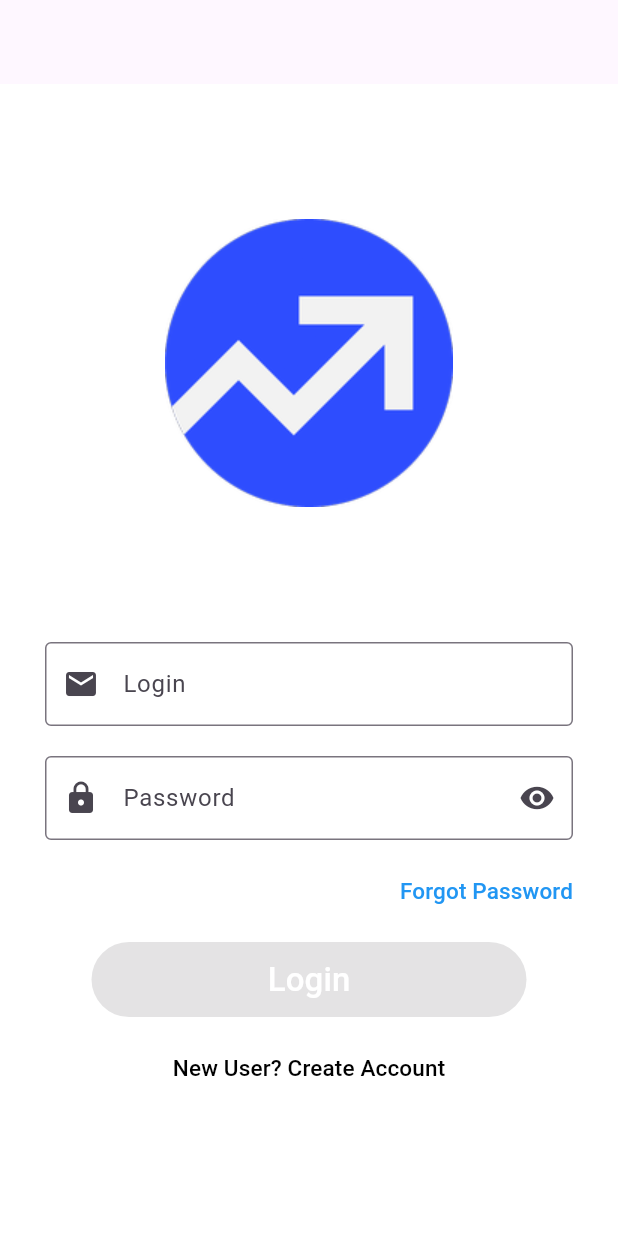
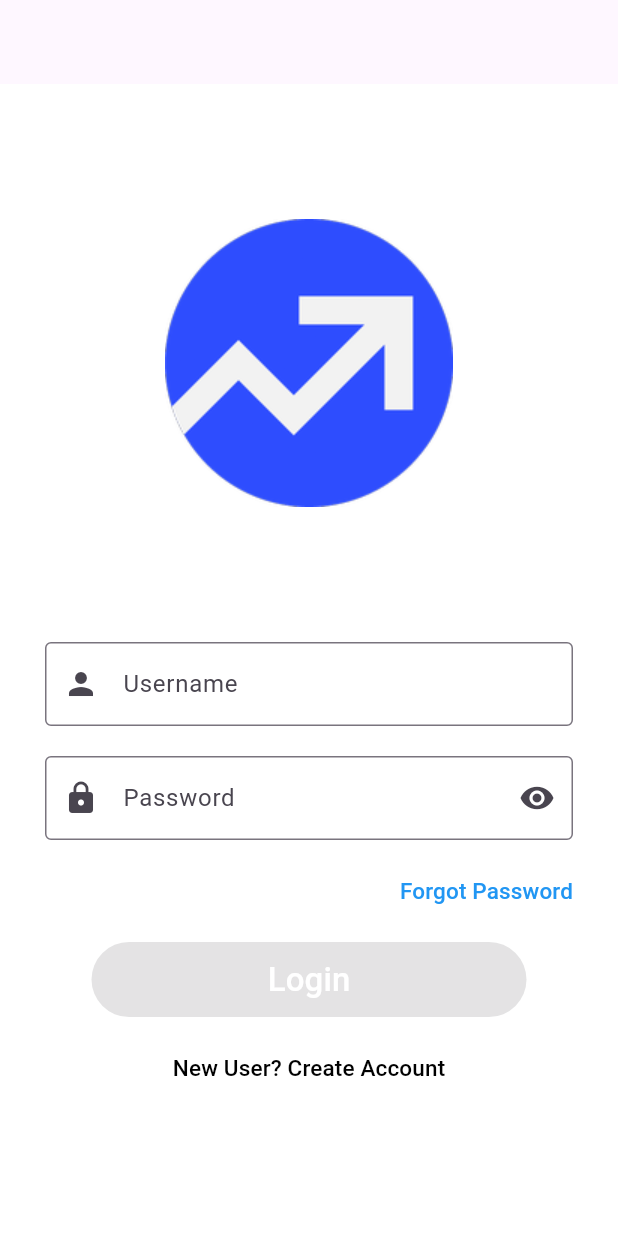
Before and after one commit to ciIHeB/stock, a Flutter app: the screen it shows after launch, on a phone screen of 412 x 824 dp. Run offline on Flutter 3.47's test engine with Material 3 defaults, Android fonts, the phone set to English and light mode, and no system bars; our stand-ins replace google_fonts.

Commit message:
feat: update login to use username
- Update LoginPage.dart to use 'Username' instead of 'Email'.

```diff
--- a/mobile/lib/LoginPage.dart
+++ b/mobile/lib/LoginPage.dart
@@ -1,4 +1,6 @@
+import 'dart:convert';
 import 'package:flutter/material.dart';
+import 'package:http/http.dart' as http;
 import 'package:trademasterapp/main.dart';
 
 class LoginScreen extends StatefulWidget {
@@ -10,20 +12,16 @@ class LoginScreen extends StatefulWidget {
 
 class _LoginScreenState extends State<LoginScreen> {
   bool passToggle = true;
-  String _email = '';
+  String _username = '';
+  String _password = '';
   final GlobalKey<FormState> _formKey = GlobalKey<FormState>();
 
-  String? validateEmail(String? email) {
-    if (email!.isEmpty) {
+  String? validateUsername(String? username) {
+    if (username!.isEmpty) {
       return 'Can\'t be empty';
     }
-    if (email.length < 2) {
+    if (username.length < 2) {
       return 'Too short';
-    }
-    if (!RegExp(
-        r"^[a-zA-Z]")
-        .hasMatch(email)) {
-      return 'Invalid Email Id';
     }
     // return null if the text is valid
     return null;
@@ -40,16 +38,34 @@ class _LoginScreenState extends State<LoginScreen> {
     return null;
   }
 
-  void _submit() {
+  void _submit() async {
     if (_formKey.currentState!.validate()) {
       _formKey.currentState!.save();
-      ScaffoldMessenger.of(context).showSnackBar(
-        const SnackBar(content: Text('Login Successfully')),
+
+      final response = await http.post(
+        Uri.parse('http://10.0.2.2:3000/api/authMobile/login'),
+        headers: <String, String>{
+          'Content-Type': 'application/json; charset=UTF-8',
+        },
+        body: jsonEncode(<String, String>{
+          'HHUserName': _username,
+          'HHUserPassword': _password,
+        }),
       );
-      Navigator.push(
-        context,
-        MaterialPageRoute(builder: (context) =>  MainScreen()),
-      );
+
+      if (response.statusCode == 200) {
+        ScaffoldMessenger.of(context).showSnackBar(
+          const SnackBar(content: Text('Login Successfully')),
+        );
+        Navigator.push(
+          context,
+          MaterialPageRoute(builder: (context) => MainScreen()),
+        );
+      } else {
+        ScaffoldMessenger.of(context).showSnackBar(
+          const SnackBar(content: Text('Failed to login')),
+        );
+      }
     }
   }
 
@@ -78,17 +94,17 @@ class _LoginScreenState extends State<LoginScreen> {
                 padding: const EdgeInsets.only(
                     top: 90.0, bottom: 5.0, left: 30.0, right: 30.0),
                 child: TextFormField(
-                  keyboardType: TextInputType.emailAddress,
+                  keyboardType: TextInputType.text,
                   decoration: const InputDecoration(
                     border: OutlineInputBorder(),
-                    labelText: 'Login',
-                    prefixIcon: Icon(Icons.email),
-                    hintText: 'Enter valid Login id',
+                    labelText: 'Username',
+                    prefixIcon: Icon(Icons.person),
+                    hintText: 'Enter your username',
                     // use the getter variable defined above
                   ),
-                  validator: validateEmail,
+                  validator: validateUsername,
                   autovalidateMode: AutovalidateMode.onUserInteraction,
-                  onChanged: (text) => setState(() => _email = text),
+                  onChanged: (text) => setState(() => _username = text),
                 ),
               ),
               Padding(
@@ -114,6 +130,7 @@ class _LoginScreenState extends State<LoginScreen> {
                   ),
                   validator: validatePassword,
                   autovalidateMode: AutovalidateMode.onUserInteraction,
+                  onChanged: (text) => setState(() => _password = text),
                 ),
               ),
               Container(
@@ -133,7 +150,7 @@ class _LoginScreenState extends State<LoginScreen> {
                 padding: const EdgeInsets.only(
                     left: 30.0, right: 30.0, top: 10.0, bottom: 10.0),
                 child: FilledButton(
-                  onPressed: _email.isNotEmpty ? _submit : null,
+                  onPressed: _username.isNotEmpty ? _submit : null,
                   child: const Text(
                     'Login',
                     style: TextStyle(color: Colors.white, fontSize: 22),
--- a/mobile/pubspec.yaml
+++ b/mobile/pubspec.yaml
@@ -30,6 +30,7 @@ environment:
 dependencies:
   flutter:
     sdk: flutter
+  http: ^1.2.1
   google_fonts: ^6.2.1
 
   # The following adds the Cupertino Icons font to your application.
```
